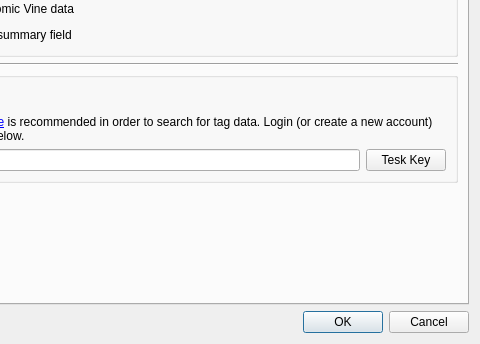
Before: the Qt Designer form comictaggerlib/ui/settingswindow.ui in comictagger/comictagger, drawn with Qt 5; both pictures show x 222 to 702 and y 88 to 432 of the 702 by 432 pixel window.
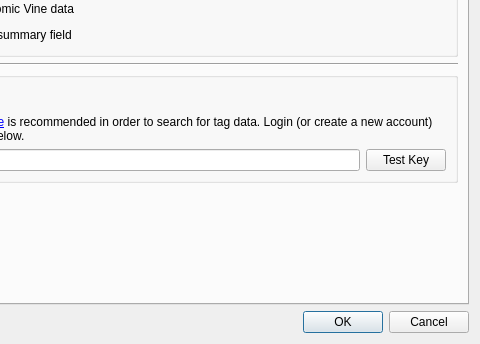
After: the same form once the commit is applied. The open tabs and pages were chosen to show the change.

What changed in the file:
```diff
--- a/comictaggerlib/ui/settingswindow.ui
+++ b/comictaggerlib/ui/settingswindow.ui
@@ -359,7 +359,7 @@
             <item row="1" column="2">
              <widget class="QPushButton" name="btnTestKey">
               <property name="text">
-               <string>Tesk Key</string>
+               <string>Test Key</string>
               </property>
              </widget>
             </item>
```
